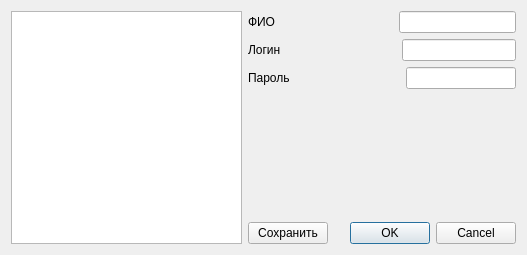
Before: the Qt Designer form users.ui in nio-kun/timetable, drawn with Qt 5.
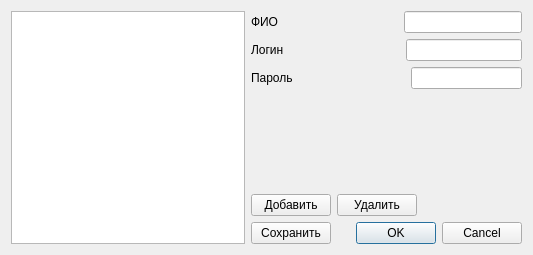
After: the same form once the commit is applied.

Commit message: Users form finished

The edit to the form file:
```diff
--- a/users.ui
+++ b/users.ui
@@ -6,7 +6,7 @@
    <rect>
     <x>0</x>
     <y>0</y>
-    <width>527</width>
+    <width>533</width>
     <height>255</height>
    </rect>
   </property>
@@ -14,9 +14,6 @@
    <string>Пользователи</string>
   </property>
   <layout class="QGridLayout" name="gridLayout">
-   <item row="0" column="0">
-    <widget class="QListView" name="listView"/>
-   </item>
    <item row="0" column="1">
     <layout class="QVBoxLayout" name="verticalLayout">
      <item>
@@ -100,6 +97,9 @@
          <property name="inputMask">
           <string/>
          </property>
+         <property name="echoMode">
+          <enum>QLineEdit::PasswordEchoOnEdit</enum>
+         </property>
         </widget>
        </item>
       </layout>
@@ -117,6 +117,37 @@
        </property>
       </spacer>
      </item>
+     <item>
+      <layout class="QHBoxLayout" name="horizontalLayout_5">
+       <item>
+        <widget class="QPushButton" name="pushButton_3">
+         <property name="text">
+          <string>Добавить</string>
+         </property>
+        </widget>
+       </item>
+       <item>
+        <widget class="QPushButton" name="pushButton_2">
+         <property name="text">
+          <string>Удалить</string>
+         </property>
+        </widget>
+       </item>
+       <item>
+        <spacer name="horizontalSpacer_5">
+         <property name="orientation">
+          <enum>Qt::Horizontal</enum>
+         </property>
+         <property name="sizeHint" stdset="0">
+          <size>
+           <width>40</width>
+           <height>20</height>
+          </size>
+         </property>
+        </spacer>
+       </item>
+      </layout>
+     </item>
      <item>
       <layout class="QHBoxLayout" name="horizontalLayout_3">
        <item>
@@ -153,6 +184,9 @@
      </item>
     </layout>
    </item>
+   <item row="0" column="0">
+    <widget class="QListWidget" name="listWidget"/>
+   </item>
   </layout>
  </widget>
  <resources/>
```
The commit also changes 29 other files.
